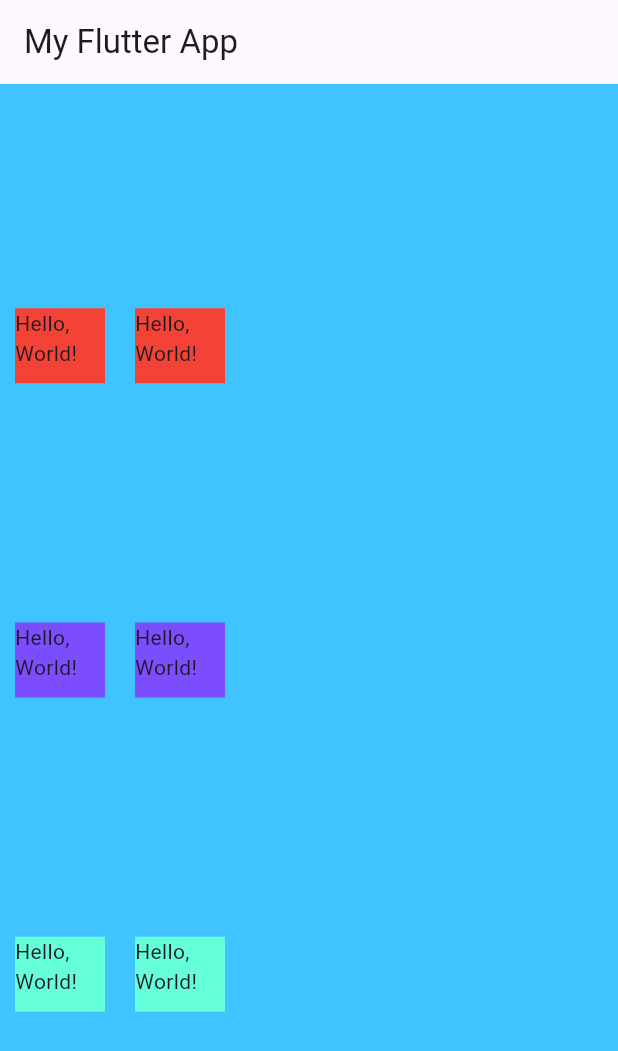
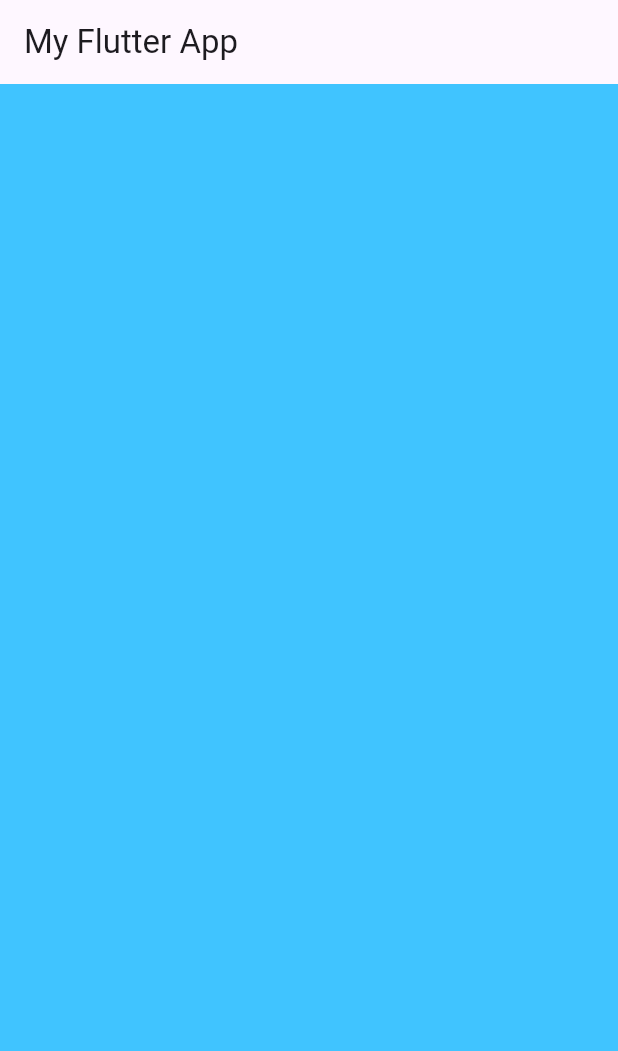
Before and after one commit to ignatiusdillwyn/flutter, a Flutter app: the screen it shows after launch, on a phone screen of 412 x 824 dp. Shown: the top 1051 px of the screen. Run offline on Flutter 3.47's test engine with Material 3 defaults, Android fonts, the phone set to English and light mode, and no system bars.

```diff
--- a/lib/main.dart
+++ b/lib/main.dart
@@ -1,3 +1,4 @@
+//Template
 import 'package:flutter/material.dart';
 
 void main() {
@@ -16,69 +17,7 @@ class MainApp extends StatelessWidget {
           child: Builder(
             builder: (context) {
               return Column(
-                mainAxisAlignment: MainAxisAlignment.spaceEvenly,
-                children: [
-                  Row(
-                    children: [
-                      Container(
-                        width: 60,
-                        height: 50,
-                        color: Colors.red,
-                        margin: EdgeInsets.all(10),
-                        child: Text('Hello, World!'),
-                      ),
-                      Container(
-                        width: 60,
-                        height: 50,
-                        color: Colors.red,
-                        margin: EdgeInsets.all(10),
-                        child: Text('Hello, World!'),
-                      ),
-                    ],
-                  ),
-                  Row(
-                    children: [
-                      Container(
-                        width: 60,
-                        height: 50,
-                        color: Colors.deepPurpleAccent,
-                        margin: EdgeInsets.all(10),
-                        child: Text('Hello, World!'),
-                      ),
-                      Container(
-                        width: 60,
-                        height: 50,
-                        color: Colors.deepPurpleAccent,
-                        margin: EdgeInsets.all(10),
-                        child: Text('Hello, World!'),
-                      ),
-                    ],
-                  ),
-                  Row(
-                    children: [
-                      Container(
-                        width: 60,
-                        height: 50,
-                        color: Colors.tealAccent,
-                        margin: EdgeInsets.all(10),
-                        child: Text('Hello, World!'),
-                      ),
-                      Container(
-                        width: 60,
-                        height: 50,
-                        color: Colors.tealAccent,
-                        margin: EdgeInsets.all(10),
-                        child: Text('Hello, World!'),
-                      ),
-                    ],
-                  ),
-                  // ElevatedButton(
-                  //   onPressed: () {
-                  //     print('Click!');
-                  //   },
-                  //   child: const Text('A button'),
-                  // ),
-                ],
+
               );
             },
           ),
```
